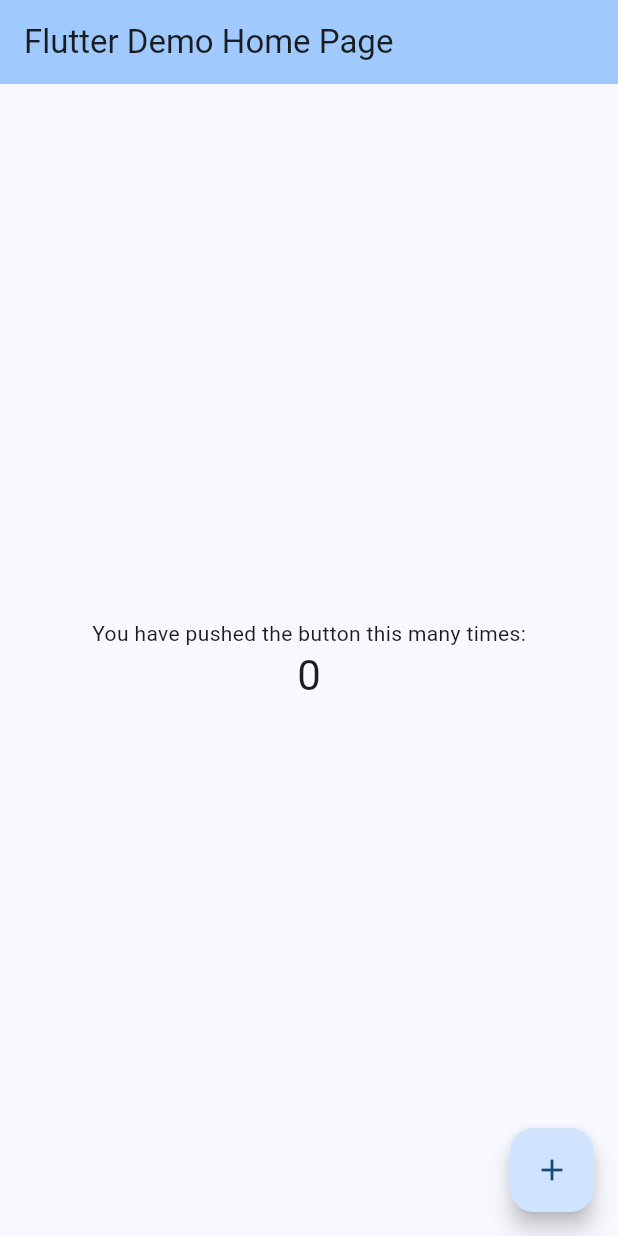
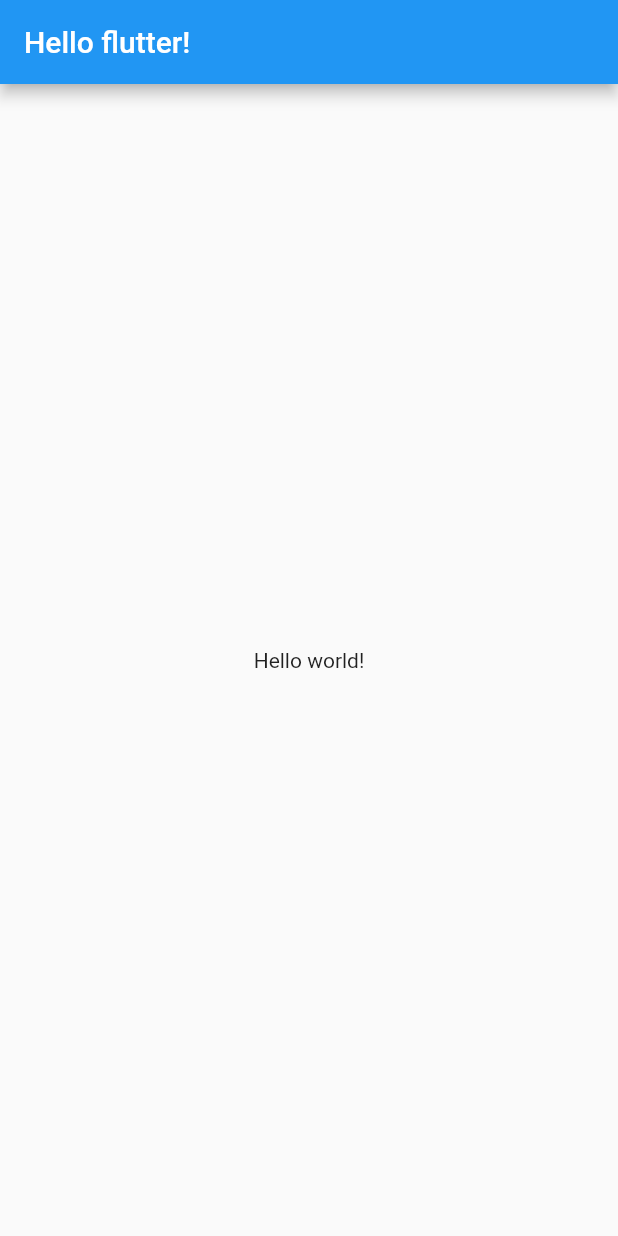
Before and after one commit to gretea5/learn-flutter, a Flutter app: the screen it shows after launch, on a phone screen of 412 x 824 dp. Run offline on Flutter 3.47's test engine with Material 2 defaults, Android fonts, the phone set to English and light mode, and no system bars.

Commit message:
#2.3 Hello World

```diff
--- a/toonflix/lib/main.dart
+++ b/toonflix/lib/main.dart
@@ -1,125 +1,21 @@
 import 'package:flutter/material.dart';
 
 void main() {
-  runApp(const MyApp());
+  runApp(App());
 }
 
-class MyApp extends StatelessWidget {
-  const MyApp({super.key});
-
-  // This widget is the root of your application.
+class App extends StatelessWidget {
   @override
   Widget build(BuildContext context) {
     return MaterialApp(
-      title: 'Flutter Demo',
-      theme: ThemeData(
-        // This is the theme of your application.
-        //
-        // TRY THIS: Try running your application with "flutter run". You'll see
-        // the application has a blue toolbar. Then, without quitting the app,
-        // try changing the seedColor in the colorScheme below to Colors.green
-        // and then invoke "hot reload" (save your changes or press the "hot
-        // reload" button in a Flutter-supported IDE, or press "r" if you used
-        // the command line to start the app).
-        //
-        // Notice that the counter didn't reset back to zero; the application
-        // state is not lost during the reload. To reset the state, use hot
-        // restart instead.
-        //
-        // This works for code too, not just values: Most code changes can be
-        // tested with just a hot reload.
-        colorScheme: ColorScheme.fromSeed(seedColor: Colors.blue),
-        useMaterial3: true,
+      home: Scaffold(
+        appBar: AppBar(
+          title: Text('Hello flutter!'),
+        ),
+        body: Center(
+          child: Text('Hello world!'),
+        ),
       ),
-      home: const MyHomePage(title: 'Flutter Demo Home Page'),
     );
   }
 }
-
-class MyHomePage extends StatefulWidget {
-  const MyHomePage({super.key, required this.title});
-
-  // This widget is the home page of your application. It is stateful, meaning
-  // that it has a State object (defined below) that contains fields that affect
-  // how it looks.
-
-  // This class is the configuration for the state. It holds the values (in this
-  // case the title) provided by the parent (in this case the App widget) and
-  // used by the build method of the State. Fields in a Widget subclass are
-  // always marked "final".
-
-  final String title;
-
-  @override
-  State<MyHomePage> createState() => _MyHomePageState();
-}
-
-class _MyHomePageState extends State<MyHomePage> {
-  int _counter = 0;
-
-  void _incrementCounter() {
-    setState(() {
-      // This call to setState tells the Flutter framework that something has
-      // changed in this State, which causes it to rerun the build method below
-      // so that the display can reflect the updated values. If we changed
-      // _counter without calling setState(), then the build method would not be
-      // called again, and so nothing would appear to happen.
-      _counter++;
-    });
-  }
-
-  @override
-  Widget build(BuildContext context) {
-    // This method is rerun every time setState is called, for instance as done
-    // by the _incrementCounter method above.
-    //
-    // The Flutter framework has been optimized to make rerunning build methods
-    // fast, so that you can just rebuild anything that needs updating rather
-    // than having to individually change instances of widgets.
-    return Scaffold(
-      appBar: AppBar(
-        // TRY THIS: Try changing the color here to a specific color (to
-        // Colors.amber, perhaps?) and trigger a hot reload to see the AppBar
-        // change color while the other colors stay the same.
-        backgroundColor: Theme.of(context).colorScheme.inversePrimary,
-        // Here we take the value from the MyHomePage object that was created by
-        // the App.build method, and use it to set our appbar title.
-        title: Text(widget.title),
-      ),
-      body: Center(
-        // Center is a layout widget. It takes a single child and positions it
-        // in the middle of the parent.
-        child: Column(
-          // Column is also a layout widget. It takes a list of children and
-          // arranges them vertically. By default, it sizes itself to fit its
-          // children horizontally, and tries to be as tall as its parent.
-          //
-          // Column has various properties to control how it sizes itself and
-          // how it positions its children. Here we use mainAxisAlignment to
-          // center the children vertically; the main axis here is the vertical
-          // axis because Columns are vertical (the cross axis would be
-          // horizontal).
-          //
-          // TRY THIS: Invoke "debug painting" (choose the "Toggle Debug Paint"
-          // action in the IDE, or press "p" in the console), to see the
-          // wireframe for each widget.
-          mainAxisAlignment: MainAxisAlignment.center,
-          children: <Widget>[
-            const Text(
-              'You have pushed the button this many times:',
-            ),
-            Text(
-              '$_counter',
-              style: Theme.of(context).textTheme.headlineMedium,
-            ),
-          ],
-        ),
-      ),
-      floatingActionButton: FloatingActionButton(
-        onPressed: _incrementCounter,
-        tooltip: 'Increment',
-        child: const Icon(Icons.add),
-      ), // This trailing comma makes auto-formatting nicer for build methods.
-    );
-  }
-}
```
